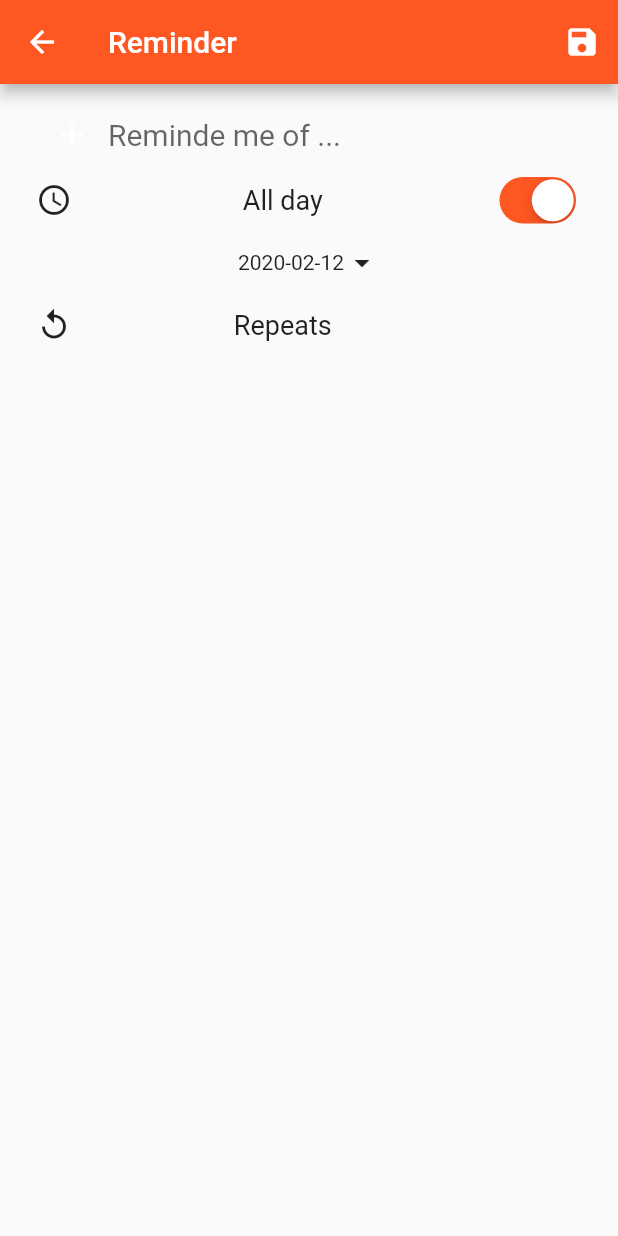
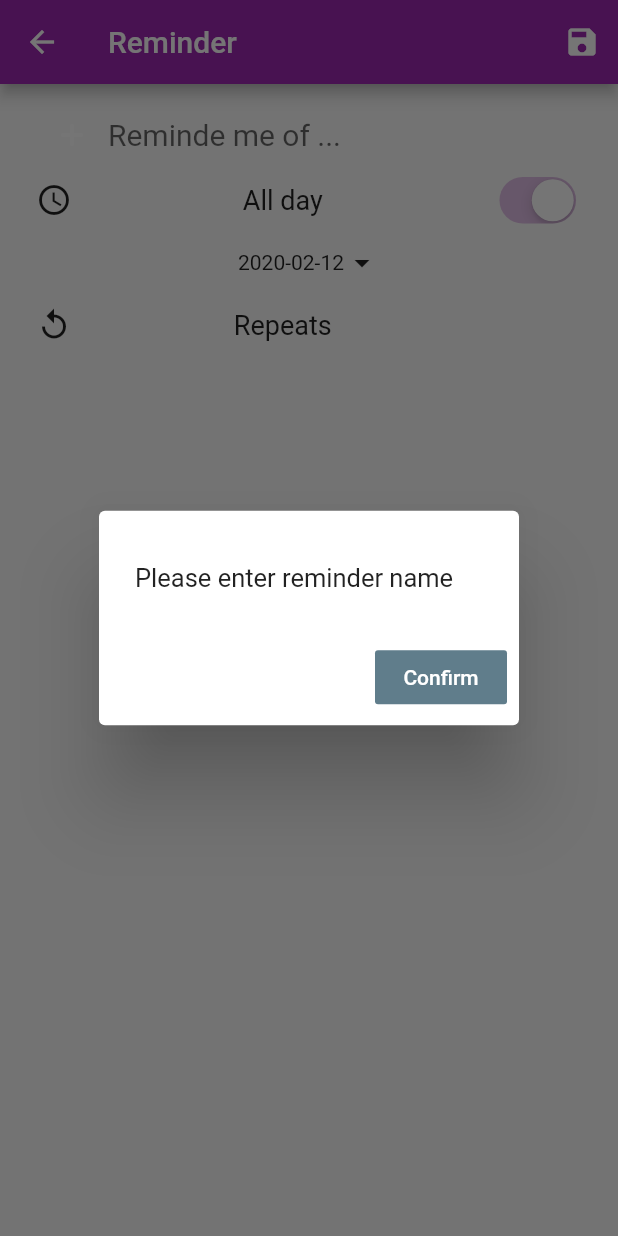
Before and after one commit to zwx0641/Clouding_calendar, a Flutter app: the ReminderPage screen opened by its route, after a tap on the "save" icon, on a phone screen of 412 x 824 dp. Run offline on Flutter 3.47's test engine with Material 2 defaults, Android fonts, the phone set to English and light mode, and no system bars; our stand-ins replace date_format, flutter_local_notifications, fluttertoast, shared_preferences, synchronized, table_calendar; missing offline and left inert: flutter_email_sender, groovin_material_icons; accounts and stored records are empty; network calls fail.

Commit message:
reminder judge empty & theme

```diff
--- a/lib/common/appInfo.dart
+++ b/lib/common/appInfo.dart
@@ -1,7 +1,7 @@
 import 'package:flutter/material.dart';
 
 class AppInfoProvider with ChangeNotifier {
-  String _themeColor = 'deepOrange';
+  String _themeColor = 'purple';
 
   String get themeColor => _themeColor;
 
--- a/lib/reminder.dart
+++ b/lib/reminder.dart
@@ -15,15 +15,22 @@ class ReminderPage extends StatefulWidget {
 }
 
 class _ReminderPageState extends State<ReminderPage> {
-  DateTime _selectedDate = DateTime.now();
-  TimeOfDay _selectedTime = TimeOfDay(hour: 0, minute: 0);
+  DateTime _selectedDate;
+  TimeOfDay _selectedTime;
   bool _switchSelected = true;
   bool _invisible = true;
   String _reminderTitle;
   List<String> _repeatArray = ['Does not repeat', 'Everyday', 'Every week', 'Every month', 'Every year'];
   String _repeatsMsg = 'Repeats';
-  int _repeatTimes = 0;
+  int _repeatTimes;
   List<Widget> tiles = [];
+
+  void initState() {
+    super.initState();
+    _repeatTimes = -1;
+    _selectedDate = DateTime.now();
+    _selectedTime = TimeOfDay(hour: 0, minute: 0);
+  }
 
   @override
   Widget build(BuildContext context) {
@@ -61,6 +68,32 @@ class _ReminderPageState extends State<ReminderPage> {
       }
     }
 
+    Future<Widget> _showErrorWidget(String hintMsg) {
+      return showDialog(
+        context: context,
+        barrierDismissible: false,
+        builder: (BuildContext context) {
+          return AlertDialog(
+            content: SingleChildScrollView(
+              child: ListBody(
+                children: <Widget>[
+                  SizedBox(height: 15),
+                  Text(hintMsg, style: TextStyle(fontSize: 17),),
+                ],
+              ),
+            ),
+            actions: <Widget>[
+              new FlatButton(
+                child: new Text('Confirm', style: TextStyle(color: Colors.white),),
+                onPressed: () {Navigator.of(context).pop(); },
+                color: Colors.blueGrey,
+              )
+            ],
+          );
+        }
+      );
+    }
+
     //提醒重复几次
 
     return new Scaffold(
@@ -70,8 +103,13 @@ class _ReminderPageState extends State<ReminderPage> {
           new IconButton(
             icon: Icon(Icons.save),
             onPressed: () {
-
-              return _saveReminder();
+              if (_reminderTitle == null) {
+                _showErrorWidget('Please enter reminder name');
+              } else if (_repeatTimes == -1) {
+                _showErrorWidget('Please select whether to repeat');
+              } else {
+                return _saveReminder();
+              }
             }
           )
         ],
@@ -108,7 +146,7 @@ class _ReminderPageState extends State<ReminderPage> {
                       Text('All day', style: TextStyle(fontSize: 18)),
                       CupertinoSwitch(
                         value: _switchSelected,
-                        activeColor: Colors.deepOrange,
+                        activeColor: Colors.purple[100],
                         onChanged: (value) {
                           setState(() {
                             _switchSelected = value;
--- a/lib/routes.dart
+++ b/lib/routes.dart
@@ -29,20 +29,20 @@ class Global {
   static Map<String, Color> themeColorMap = {
   'gray': Colors.grey,
   'blue': Colors.blue,
-  'blueAccent': Colors.blueAccent,
+  'blueGrey': Colors.blueGrey,
   'cyan': Colors.cyan,
-  'deepPurple': Colors.purple,
-  'deepPurpleAccent': Colors.deepPurpleAccent,
+  'purple': Colors.purple,
+  'deepPurple': Colors.deepPurple,
   'orange': Colors.orange,
   'green': Colors.green,
   'indigo': Colors.indigo,
-  'indigoAccent': Colors.indigoAccent,
+  'amber': Colors.amber,
   'deepOrange': Colors.deepOrange,
   'purple': Colors.purple,
   'pink': Colors.pink,
   'red': Colors.red,
   'teal': Colors.teal,
-  'black': Colors.black,
+  'lime': Colors.lime,
   };
-  static String key_theme_color = 'deepOrange';
+  static String key_theme_color = 'purple';
 }
```
Also changed, not shown: lib/event.dart (+8 -10 lines), lib/main.dart (+6 -6 lines).
